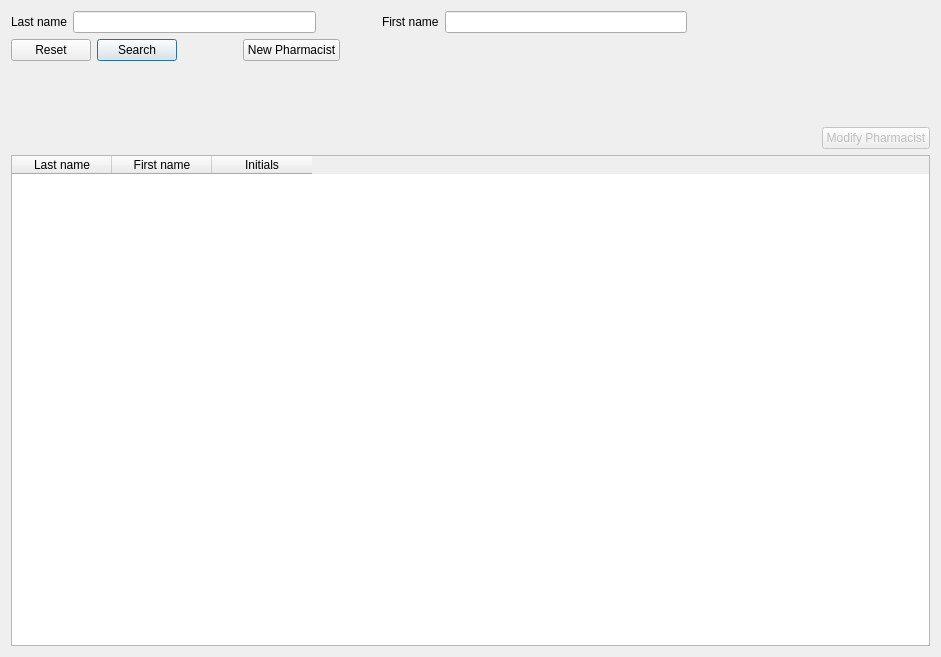
Old version of the form mtrack/pharmacistframe.ui in the repository kyledevans/Medicine-Track.
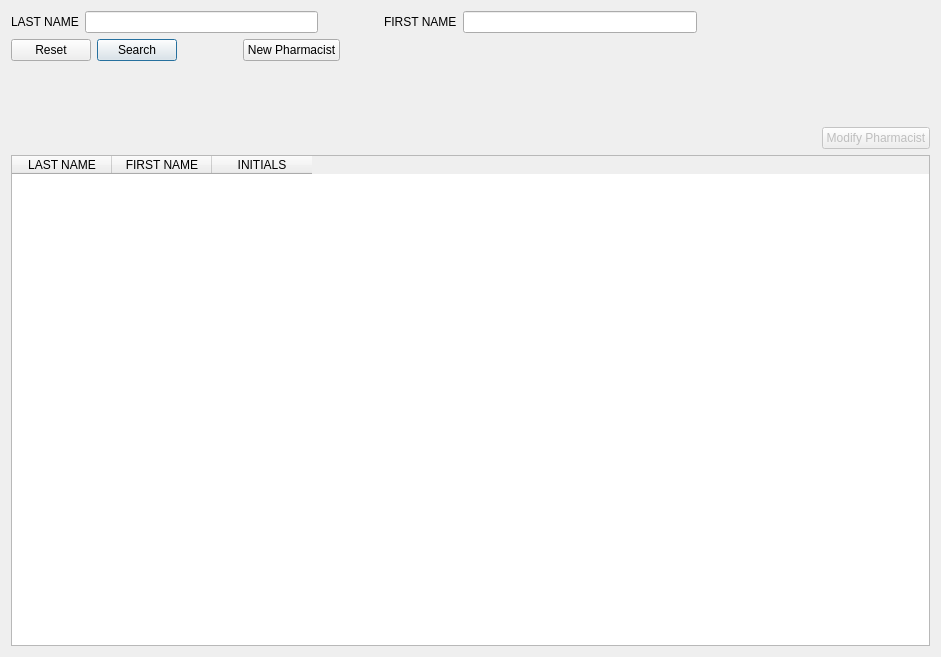
New version of the form.

Patch:
```diff
--- a/mtrack/pharmacistframe.ui
+++ b/mtrack/pharmacistframe.ui
@@ -22,7 +22,7 @@
      <item>
       <widget class="QLabel" name="lastLabel">
        <property name="text">
-        <string>Last name</string>
+        <string>LAST NAME</string>
        </property>
       </widget>
      </item>
@@ -48,7 +48,7 @@
      <item>
       <widget class="QLabel" name="firstLabel">
        <property name="text">
-        <string>First name</string>
+        <string>FIRST NAME</string>
        </property>
       </widget>
      </item>
@@ -183,17 +183,17 @@
      </property>
      <column>
       <property name="text">
-       <string>Last name</string>
+       <string>LAST NAME</string>
       </property>
      </column>
      <column>
       <property name="text">
-       <string>First name</string>
+       <string>FIRST NAME</string>
       </property>
      </column>
      <column>
       <property name="text">
-       <string>Initials</string>
+       <string>INITIALS</string>
       </property>
      </column>
     </widget>
```
